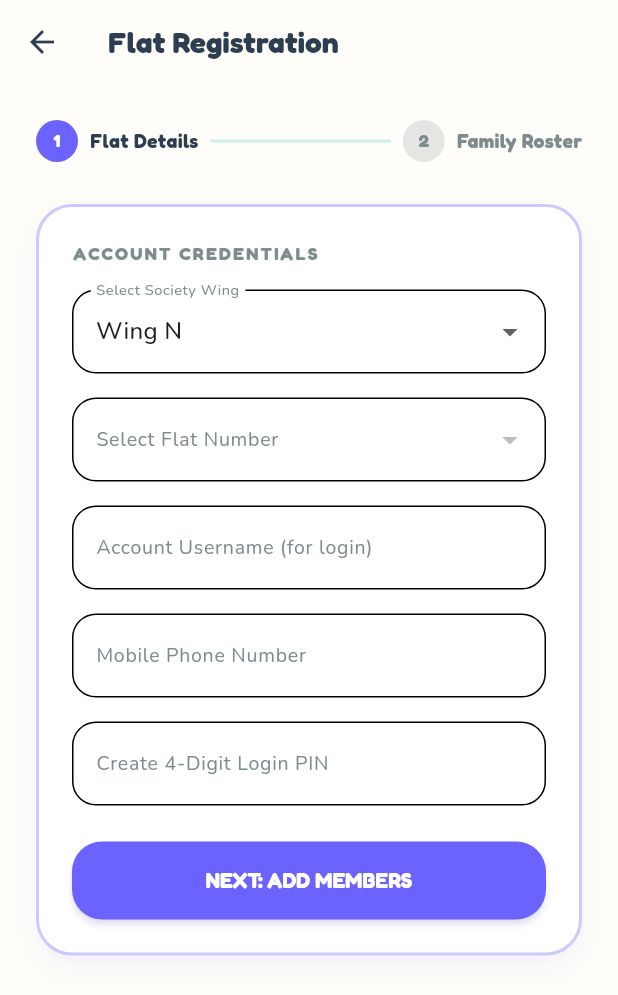
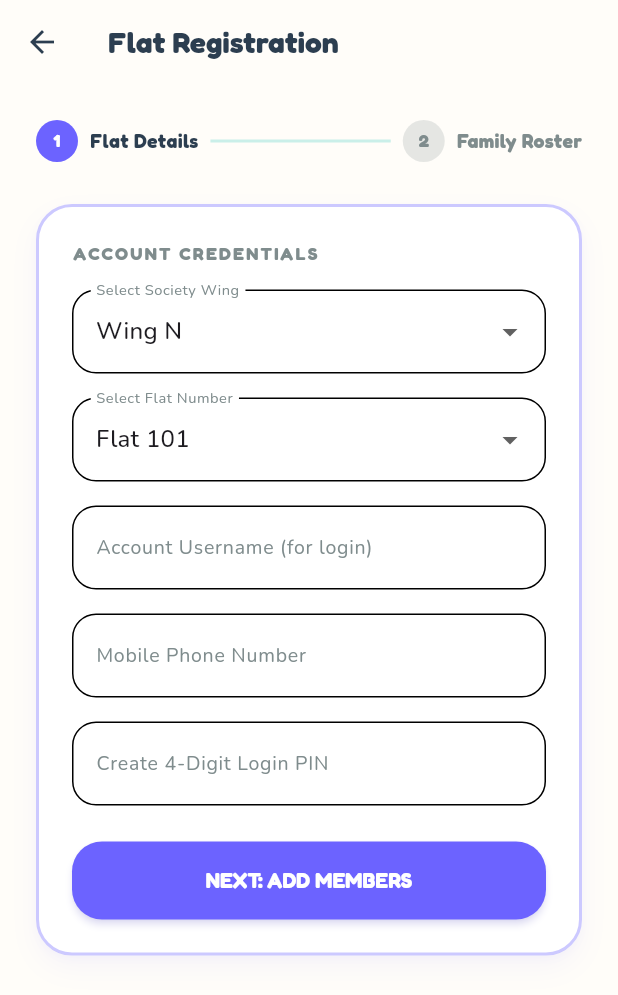
Before and after one commit to emailvishalgore/SCOT, a Flutter app: the screen it shows after launch, after a tap on "Register Flat", on a phone screen of 412 x 824 dp. Shown: the top 995 px of the screen. Run offline on Flutter 3.47's test engine with Material 3 defaults, Android fonts, the phone set to English and light mode, and no system bars; our stand-ins replace google_fonts, supabase_flutter; accounts and stored records are empty.

Commit message:
Fix: Demo account login fallbacks and dynamic demo accounts listings on login screen

```diff
--- a/src/lib/screens/login_screen.dart
+++ b/src/lib/screens/login_screen.dart
@@ -80,13 +80,11 @@ class _LoginScreenState extends State<LoginScreen> with SingleTickerProviderStat
     setState(() => _isLoading = true);
     final appState = Provider.of<AppState>(context, listen: false);
 
+    // Try cloud authentication first (unless activeSeasonId is already demo-season-id)
     if (appState.activeSeasonId == 'demo-season-id') {
-      // Offline Demo Authentication
       await Future.delayed(const Duration(milliseconds: 600));
       final res = appState.authenticateUserInDemo(username, pin);
-
       setState(() => _isLoading = false);
-
       if (res['success'] == true) {
         _showSuccess('Welcome back, ${res['name']}! (Demo Mode)');
         if (!mounted) return;
@@ -94,8 +92,9 @@ class _LoginScreenState extends State<LoginScreen> with SingleTickerProviderStat
       } else {
         _showError(res['message'] ?? 'Authentication failed');
       }
-    } else {
-      // Real Cloud: Query Supabase core.authenticate_user RPC
+      return;
+    }
+
     try {
       final supabase = Supabase.instance.client;
       final response = await supabase.rpc('authenticate_user', params: {
@@ -119,10 +118,42 @@ class _LoginScreenState extends State<LoginScreen> with SingleTickerProviderStat
         if (!mounted) return;
         _routeUser(appState.userRole);
       } else {
+        // Auth returned success=false (e.g. invalid username or PIN).
+        // Check if username matches a demo account to fall back to demo mode.
+        final isDemo = appState.demoResidentAccounts.containsKey(username) ||
+                      appState.demoCoordinatorAccounts.containsKey(username);
+        if (isDemo) {
+          final res = appState.authenticateUserInDemo(username, pin);
+          setState(() => _isLoading = false);
+          if (res['success'] == true) {
+            _showSuccess('Welcome back, ${res['name']}! (Demo Fallback)');
+            if (!mounted) return;
+            _routeUser(res['role']);
+          } else {
+            _showError(res['message'] ?? 'Authentication failed');
+          }
+        } else {
           setState(() => _isLoading = false);
           _showError(result['message'] ?? 'Authentication failed');
         }
+      }
     } catch (e) {
+      // Cloud RPC failed or threw an exception (e.g. PGRST202 or connection error).
+      // Fallback to offline demo authentication if it is a demo account.
+      final isDemo = appState.demoResidentAccounts.containsKey(username) ||
+                    appState.demoCoordinatorAccounts.containsKey(username);
+      if (isDemo) {
+        await Future.delayed(const Duration(milliseconds: 400));
+        final res = appState.authenticateUserInDemo(username, pin);
+        setState(() => _isLoading = false);
+        if (res['success'] == true) {
+          _showSuccess('Welcome back, ${res['name']}! (Demo Fallback)');
+          if (!mounted) return;
+          _routeUser(res['role']);
+        } else {
+          _showError(res['message'] ?? 'Authentication failed');
+        }
+      } else {
         setState(() => _isLoading = false);
         _showError('Authentication failed: ${e.toString()}');
       }
@@ -394,12 +425,41 @@ class _LoginScreenState extends State<LoginScreen> with SingleTickerProviderStat
                     ).copyWith(letterSpacing: 2),
                   ),
                   const SizedBox(height: 16),
-                  ListView.builder(
+                  Builder(
+                    builder: (context) {
+                      final appState = Provider.of<AppState>(context);
+                      final List<Map<String, String>> allAccounts = [];
+
+                      // Add coordinators from appState registry
+                      appState.demoCoordinatorAccounts.forEach((username, data) {
+                        allAccounts.add({
+                          'name': '${data['name']} (${(data['role'] as String).replaceAll('_', ' ')})',
+                          'username': username,
+                          'pin': data['pin'] as String,
+                          'type': 'COORDINATOR',
+                        });
+                      });
+
+                      // Add residents from appState registry
+                      appState.demoResidentAccounts.forEach((username, data) {
+                        allAccounts.add({
+                          'name': '${data['name']} (Resident Flat ${data['wing']}-${data['flat']})',
+                          'username': username,
+                          'pin': data['pin'] as String,
+                          'type': 'RESIDENT',
+                        });
+                      });
+
+                      // Deduplicate/merge to avoid duplicate entries in ui
+                      final seen = <String>{};
+                      final uniqueAccounts = allAccounts.where((acc) => seen.add(acc['username']!)).toList();
+
+                      return ListView.builder(
                         shrinkWrap: true,
                         physics: const NeverScrollableScrollPhysics(),
-                    itemCount: _testAccounts.length,
+                        itemCount: uniqueAccounts.length,
                         itemBuilder: (context, index) {
-                      final acc = _testAccounts[index];
+                          final acc = uniqueAccounts[index];
                           final isResident = acc['type'] == 'RESIDENT';
                           final Color cardColor = isResident ? DesignSystem.secondary : DesignSystem.primary;
 
@@ -451,6 +511,8 @@ class _LoginScreenState extends State<LoginScreen> with SingleTickerProviderStat
                             ),
                           );
                         },
+                      );
+                    }
                   )
                 ],
               ),
--- a/src/lib/screens/register_screen.dart
+++ b/src/lib/screens/register_screen.dart
@@ -105,7 +105,24 @@ class _RegisterScreenState extends State<RegisterScreen> {
           });
         }
       } catch (e) {
-        debugPrint('Error loading flats: $e');
+        debugPrint('Error loading flats: $e. Falling back to local flats.');
+        final List<Map<String, String>> mockFlats = [];
+        for (int floor = 1; floor <= 7; floor++) {
+          for (int flatNum = 1; flatNum <= 4; flatNum++) {
+            final numStr = '$floor${flatNum.toString().padLeft(2, '0')}';
+            mockFlats.add({
+              'id': 'demo-flat-$_selectedWingName-$numStr',
+              'number': numStr,
+            });
+          }
+        }
+        setState(() {
+          _flats = mockFlats;
+          if (_flats.isNotEmpty) {
+            _selectedFlatId = _flats.first['id'];
+            _selectedFlatNumber = _flats.first['number']!;
+          }
+        });
       } finally {
         setState(() => _isLoadingFlats = false);
       }
@@ -209,14 +226,25 @@ class _RegisterScreenState extends State<RegisterScreen> {
         setState(() => _isSubmitting = false);
         _showPendingApprovalDialog();
       } catch (e) {
+        debugPrint('Failed to submit registration to cloud: $e. Falling back to offline demo submission.');
+        final Map<String, dynamic> newRequest = {
+          'id': 'req-${DateTime.now().millisecondsSinceEpoch}',
+          'username': username,
+          'mobile': mobile,
+          'wing': _selectedWingName,
+          'flat': _selectedFlatNumber,
+          'flat_id': _selectedFlatId,
+          'pin': pin,
+          'members': List<Map<String, dynamic>>.from(_familyMembers),
+          'status': 'PENDING',
+          'date': 'Just Now'
+        };
+        appState.addPendingRegistrationInDemo(newRequest);
+        appState.activeSeasonId = 'demo-season-id';
+        appState.notifyListeners();
+
         setState(() => _isSubmitting = false);
-        ScaffoldMessenger.of(context).showSnackBar(
-          SnackBar(
-            content: Text('Failed to submit: ${e.toString()}'),
-            backgroundColor: DesignSystem.accentCoral,
-            behavior: SnackBarBehavior.floating,
-          ),
-        );
+        _showPendingApprovalDialog();
       }
     }
   }
```
Lines whose indentation alone changed are shown as unchanged.
